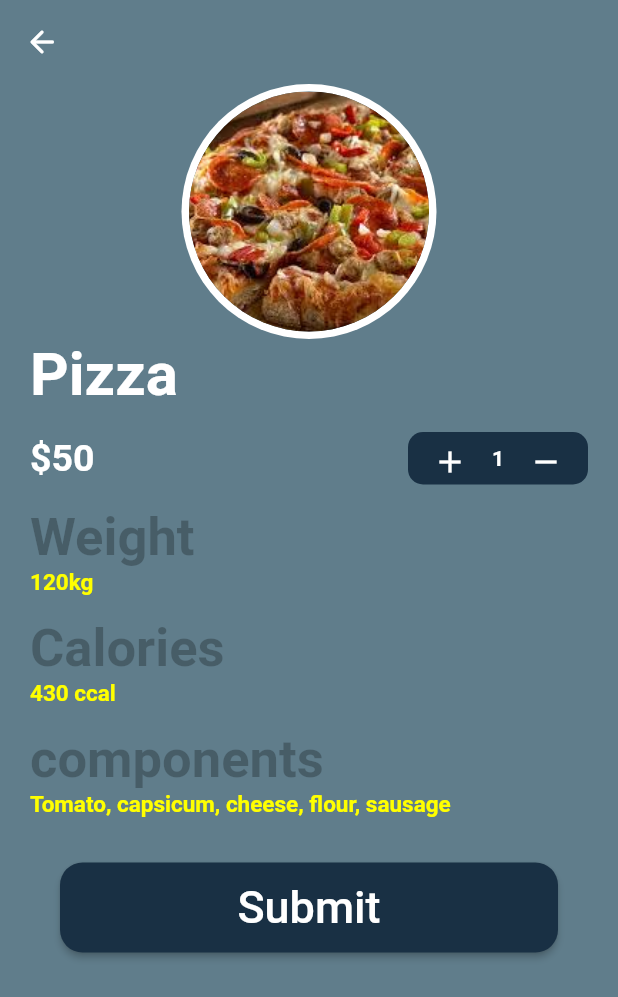
After one commit to fountain19/feedme, a Flutter app: the DetailScreen screen opened directly, on a phone screen of 412 x 824 dp. The commit adds this screen. Shown: the top 997 px of the screen. Run offline on Flutter 3.47's test engine with Material 2 defaults, Android fonts, the phone set to English and light mode, and no system bars; our stand-ins replace carousel_pro, cloud_firestore, firebase_auth, firebase_core; accounts and stored records are empty.

Commit message:
4/2/2021

```diff
--- a/lib/main.dart
+++ b/lib/main.dart
@@ -1,5 +1,6 @@
 
 import 'package:feedme/screen/checkOut.dart';
+import 'package:feedme/screen/detailScreen.dart';
 import 'package:feedme/screen/homepage.dart';
 import 'package:feedme/screen/login.dart';
 import 'package:feedme/screen/profile.dart';
@@ -40,7 +41,7 @@ class MyApp extends StatelessWidget {
       //     }
       //   },
       // ),
-     home: SkipScreen(),
+     home:SkipScreen(),
       debugShowCheckedModeBanner: false,
     );
   }
--- /dev/null
+++ b/lib/screen/detailScreen.dart
@@ -0,0 +1,138 @@
+import 'package:feedme/widget/button.dart';
+import 'package:flutter/material.dart';
+
+import 'homepage.dart';
+
+class DetailScreen extends StatelessWidget {
+  @override
+  Widget build(BuildContext context) {
+    return Scaffold(
+      backgroundColor: Theme.of(context).accentColor,
+      appBar: AppBar(
+        leading: IconButton(
+          icon: Icon(Icons.arrow_back_rounded,color: Colors.white,),
+          onPressed: (){
+            Navigator.pushAndRemoveUntil(context, MaterialPageRoute(builder: (ctx){
+              return HomePage();
+            }), (route) => false);
+          },
+        ),
+        elevation: 0.0,
+        backgroundColor: Theme.of(context).accentColor,
+      ),
+      body: SingleChildScrollView(
+        child: Padding(
+          padding:  EdgeInsets.symmetric(horizontal: 20),
+          child: Container(
+            child: Column(
+              crossAxisAlignment: CrossAxisAlignment.start,
+              children: [
+                Align(
+                  alignment: Alignment.center,
+                  child: CircleAvatar(
+                    radius: 85,
+                    backgroundColor: Colors.white,
+                    child: CircleAvatar(
+                      radius: 80,
+                      backgroundImage:  AssetImage('images/pizza.jpg'),
+                    ),
+                  ),
+                ),
+                Container(
+                  color: Theme.of(context).accentColor,
+                ),
+                Container(
+                  color: Theme.of(context).accentColor,
+                  child: Column(
+                    crossAxisAlignment: CrossAxisAlignment.start,
+                    children: [
+                      Text(
+                        'Pizza',style: TextStyle(
+                        color: Colors.white,
+                        fontWeight: FontWeight.bold,
+                        fontSize: 40,
+                      ),
+                      ),
+           SizedBox(height: 15,),
+           Row(
+             mainAxisAlignment: MainAxisAlignment.spaceBetween,
+             children: [
+               Text('\$${50}',style: TextStyle(
+                 color: Colors.white,
+                 fontWeight: FontWeight.bold,
+                 fontSize: 25,
+               )),
+               Container(
+                 decoration: BoxDecoration(
+                     color: Color(0xff193044),
+                   borderRadius: BorderRadius.circular(10)
+                 ),
+                 height: 35,width: 120,
+
+                 child: Row(
+                   mainAxisAlignment: MainAxisAlignment.spaceEvenly,
+                   children: [
+                     IconButton(icon: Icon(Icons.add,color: Colors.white,), onPressed: (){}),
+                     Text('1',style: TextStyle(
+                       color: Colors.white,
+                       fontWeight: FontWeight.bold,
+
+                     )),
+                     IconButton(icon: Icon(Icons.remove,color: Colors.white,), onPressed: (){}),
+                   ],
+                 ),
+               )
+             ],
+           ),
+                      SizedBox(height: 15,),
+                      Text('Weight',style: TextStyle(
+                        color: Colors.black26,
+                        fontWeight: FontWeight.bold,
+                        fontSize: 35,
+                      )),
+                      Text('120kg',style: TextStyle(
+                        color: Colors.yellowAccent,
+                        fontWeight: FontWeight.bold,
+                        fontSize: 15,
+                      )),
+                      SizedBox(height: 15,),
+                      Text('Calories',style: TextStyle(
+                        color: Colors.black26,
+                        fontWeight: FontWeight.bold,
+                        fontSize: 35,
+                      )),
+                      Text('430 ccal',style: TextStyle(
+                        color: Colors.yellowAccent,
+                        fontWeight: FontWeight.bold,
+                        fontSize: 15,
+                      )),
+                      SizedBox(height: 15,),
+                      Text('components',style: TextStyle(
+                        color: Colors.black26,
+                        fontWeight: FontWeight.bold,
+                        fontSize: 35,
+                      )),
+                      Container(
+                        child: Text('Tomato, capsicum, cheese, flour, sausage',style: TextStyle(
+                          color: Colors.yellowAccent,
+                          fontWeight: FontWeight.bold,
+                          fontSize: 15,
+                        )),
+                      ),
+                    ],
+                  ),
+                ),
+                SizedBox(height: 30,),
+                Button(
+                  title: 'Submit',
+                  onPressed: (){},
+                )
+              ],
+            ),
+
+          ),
+        ),
+      ),
+    );
+  }
+}
```
Also changed, not shown: lib/screen/profile.dart (line endings or trailing spaces).
